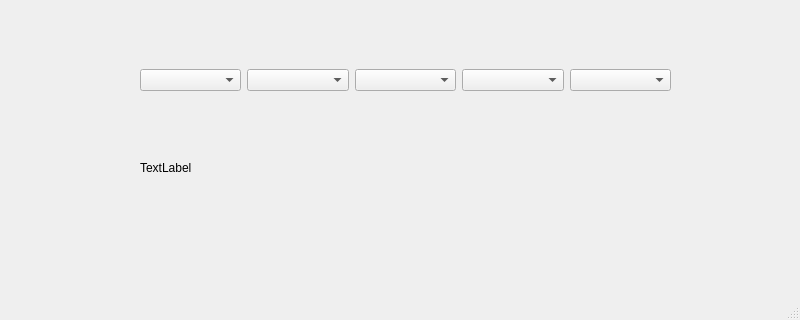
Before: the Qt Designer form mainwindow.ui in phems/ResistorColorCode, drawn with Qt 5; both pictures show x 0 to 800 and y 280 to 600 of the 800 by 600 pixel window.
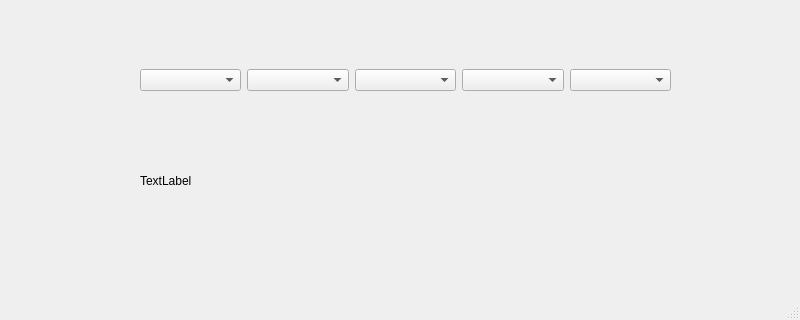
After: the same form once the commit is applied.

Commit message: Added logic to calculateValue function and app works!!!

The edit to the form file:
```diff
--- a/mainwindow.ui
+++ b/mainwindow.ui
@@ -72,8 +72,8 @@
      <rect>
       <x>140</x>
       <y>440</y>
-      <width>58</width>
-      <height>16</height>
+      <width>521</width>
+      <height>41</height>
      </rect>
     </property>
     <property name="text">
```
Left out of the diff: 2 changed lines with no effect on the pictures. The commit also changes 2 other files.
